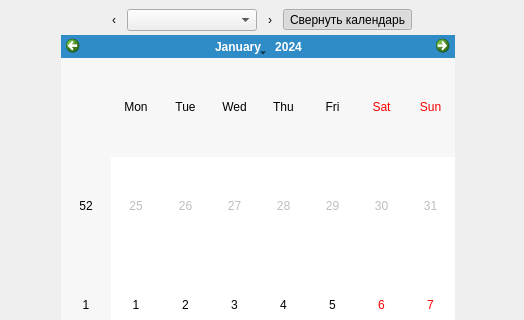
This is journal_app.ui in Satkhar/journal_app as Qt 5 draws it before an edit; both pictures show x 342 to 866 and y 0 to 320 of the 1200 by 780 pixel window. The edited form follows.
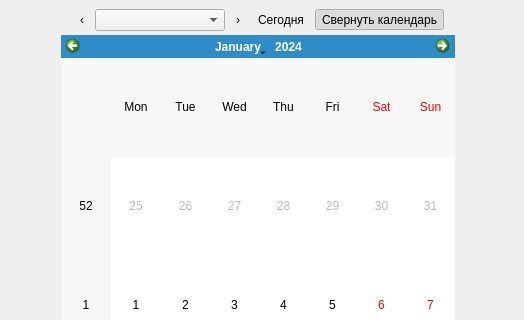
This is the edited form.

```diff
--- a/journal_app.ui
+++ b/journal_app.ui
@@ -74,6 +74,22 @@
           </property>
          </widget>
         </item>
+        <item>
+         <widget class="QToolButton" name="todayButton">
+          <property name="toolTip">
+           <string>Вернуться к текущей дате</string>
+          </property>
+          <property name="accessibleName">
+           <string>Текущая дата</string>
+          </property>
+          <property name="text">
+           <string>Сегодня</string>
+          </property>
+          <property name="autoRaise">
+           <bool>true</bool>
+          </property>
+         </widget>
+        </item>
         <item>
          <widget class="QToolButton" name="toggleCalendarButton">
           <property name="text">
```
